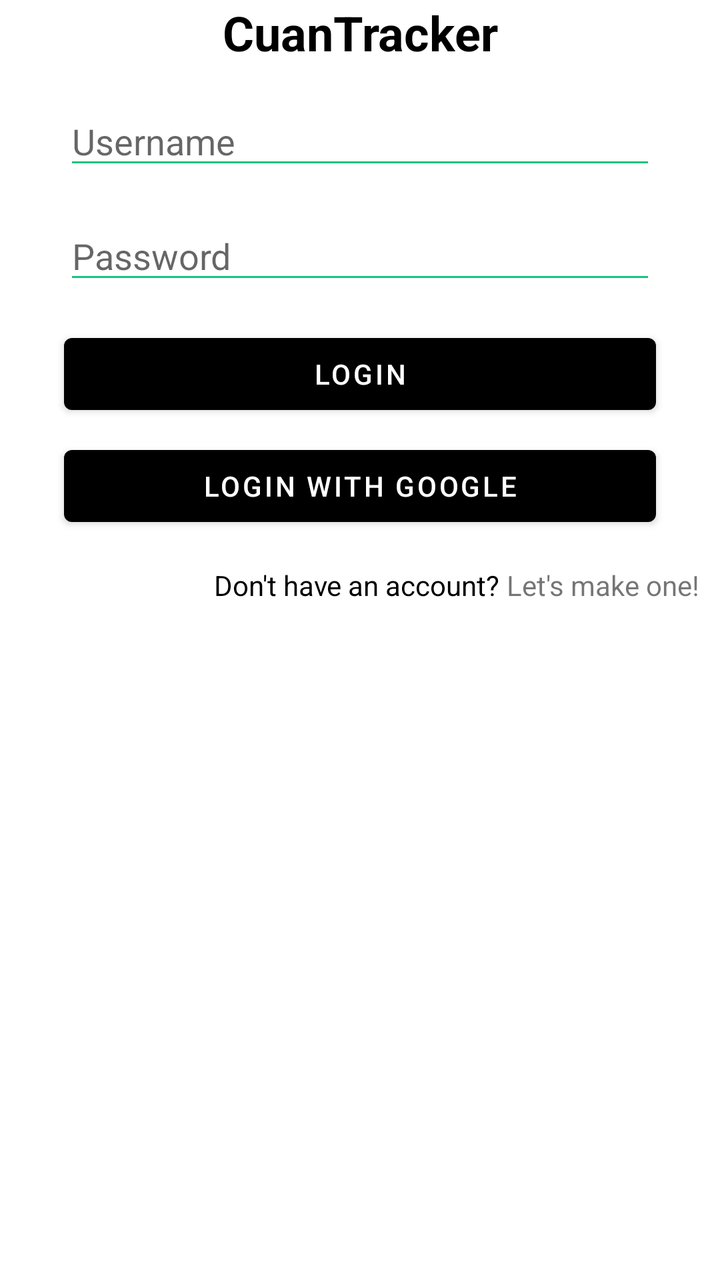
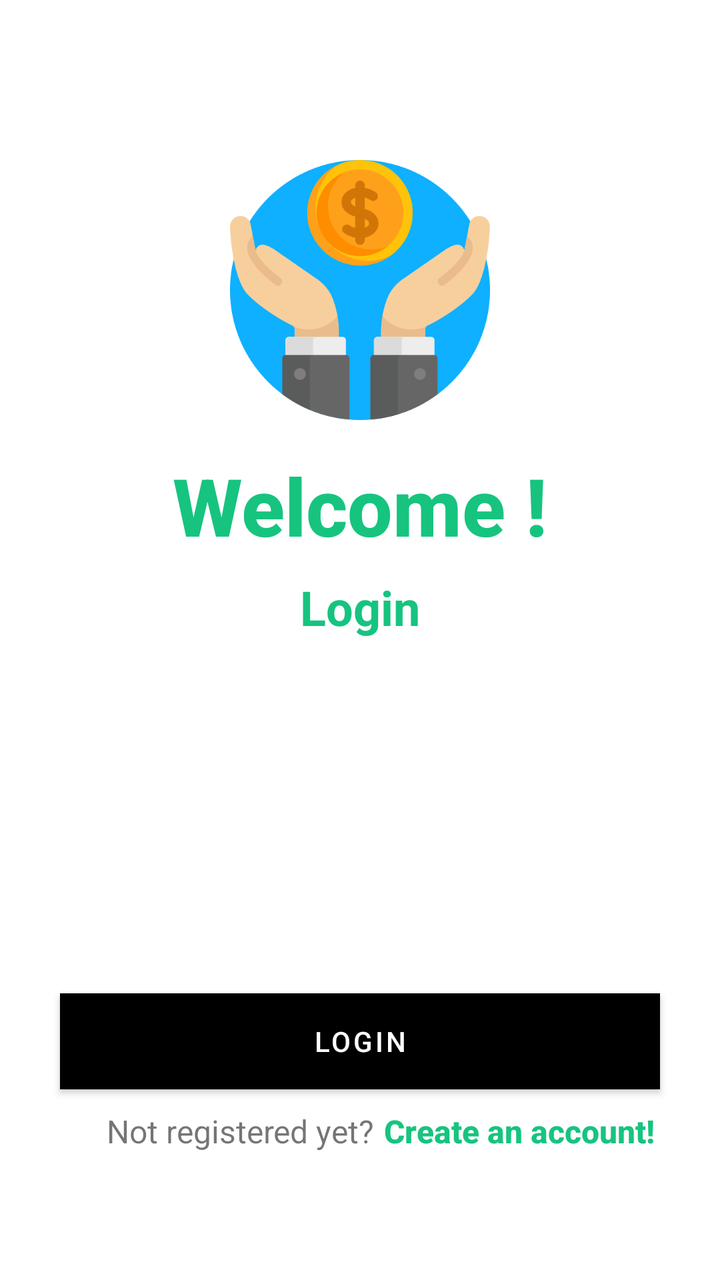

Before-and-after screenshots of an Android layout around one commit, followed by the original layout XML and the change that was made.
<!-- AndroidManifest.xml: application theme Theme.CuanTracker -->
<!-- res/layout/activity_login.xml -->
<?xml version="1.0" encoding="utf-8"?>
<androidx.constraintlayout.widget.ConstraintLayout xmlns:android="http://schemas.android.com/apk/res/android"
    xmlns:app="http://schemas.android.com/apk/res-auto"
    xmlns:tools="http://schemas.android.com/tools"
    android:id="@+id/main"
    android:layout_width="match_parent"
    android:layout_height="match_parent"
    tools:context=".ui.LoginActivity">

    
    <TextView
        android:id="@+id/appName"
        android:layout_width="wrap_content"
        android:layout_height="wrap_content"
        android:text="CuanTracker"
        android:textSize="24sp"
        android:textStyle="bold"
        android:textColor="@color/black"
        app:layout_constraintTop_toTopOf="parent"
        app:layout_constraintStart_toStartOf="parent"
        app:layout_constraintEnd_toEndOf="parent"
        app:layout_constraintBottom_toTopOf="@+id/usernameEditText"
        app:layout_constraintVertical_bias="0.2"/>

    
    <EditText
        android:id="@+id/usernameEditText"
        android:layout_width="0dp"
        android:layout_height="wrap_content"
        android:hint="Username"
        android:inputType="text"
        app:layout_constraintTop_toBottomOf="@id/appName"
        app:layout_constraintStart_toStartOf="parent"
        app:layout_constraintEnd_toEndOf="parent"
        app:layout_constraintHorizontal_bias="0.5"
        android:layout_marginStart="32dp"
        android:layout_marginEnd="32dp"
        android:layout_marginTop="16dp"/>

    
    <EditText
        android:id="@+id/passwordEditText"
        android:layout_width="0dp"
        android:layout_height="wrap_content"
        android:hint="Password"
        android:inputType="textPassword"
        app:layout_constraintTop_toBottomOf="@id/usernameEditText"
        app:layout_constraintStart_toStartOf="parent"
        app:layout_constraintEnd_toEndOf="parent"
        app:layout_constraintHorizontal_bias="0.5"
        android:layout_marginStart="32dp"
        android:layout_marginEnd="32dp"
        android:layout_marginTop="16dp"/>

    
    <Button
        android:id="@+id/loginButton"
        android:layout_width="0dp"
        android:layout_height="wrap_content"
        android:text="Login"
        app:layout_constraintTop_toBottomOf="@id/passwordEditText"
        app:layout_constraintStart_toStartOf="parent"
        app:layout_constraintEnd_toEndOf="parent"
        android:layout_marginStart="32dp"
        android:layout_marginEnd="32dp"
        android:layout_marginTop="16dp"/>

    
    <Button
        android:id="@+id/loginWithGoogleButton"
        android:layout_width="0dp"
        android:layout_height="wrap_content"
        android:text="Login with Google"
        app:layout_constraintTop_toBottomOf="@id/loginButton"
        app:layout_constraintStart_toStartOf="parent"
        app:layout_constraintEnd_toEndOf="parent"
        android:layout_marginStart="32dp"
        android:layout_marginEnd="32dp"
        android:layout_marginTop="8dp"/>

    
    <TextView
        android:id="@+id/registerTextView"
        android:layout_width="wrap_content"
        android:layout_height="wrap_content"
        android:text="Don't have an account? "
        android:textSize="14sp"
        android:textColor="@color/black"
        app:layout_constraintTop_toBottomOf="@id/loginWithGoogleButton"
        app:layout_constraintStart_toStartOf="parent"
        app:layout_constraintEnd_toEndOf="parent"
        android:layout_marginTop="16dp"/>

    <TextView
        android:id="@+id/makeOneTextView"
        android:layout_width="wrap_content"
        android:layout_height="wrap_content"
        android:text="Let's make one!"
        android:textSize="14sp"
        android:textColor="@color/blue"
        app:layout_constraintTop_toTopOf="@id/registerTextView"
        app:layout_constraintStart_toEndOf="@id/registerTextView"
        app:layout_constraintBottom_toBottomOf="@id/registerTextView"
        android:clickable="true"
        android:focusable="true"/>

</androidx.constraintlayout.widget.ConstraintLayout>
<!-- resources referenced by this layout -->
<resources>
  <color name="black">#FF000000</color>
  <style name="Theme.CuanTracker" parent="Base.Theme.CuanTracker" />
  <style name="Base.Theme.CuanTracker" parent="Theme.MaterialComponents.DayNight">
          <item name="colorPrimary">@color/black</item>
          <item name="android:textColorPrimary">@color/black</item>
          <item name="android:textColorSecondary">@color/green</item>
          <item name="colorControlActivated">@color/green</item>
          <item name="colorPrimaryVariant">@color/yellow</item>
      </style>
  <color name="green">#16C47F</color>
  <color name="yellow">#FFD65A</color>
</resources>

<!-- the commit's change to res/layout/activity_login.xml (unified diff, before → after) -->
@@ -1,107 +1,161 @@
 <?xml version="1.0" encoding="utf-8"?>
-<androidx.constraintlayout.widget.ConstraintLayout xmlns:android="http://schemas.android.com/apk/res/android"
+<ScrollView xmlns:android="http://schemas.android.com/apk/res/android"
     xmlns:app="http://schemas.android.com/apk/res-auto"
     xmlns:tools="http://schemas.android.com/tools"
-    android:id="@+id/main"
     android:layout_width="match_parent"
     android:layout_height="match_parent"
     tools:context=".ui.LoginActivity">
 
-    
-    <TextView
-        android:id="@+id/appName"
-        android:layout_width="wrap_content"
-        android:layout_height="wrap_content"
-        android:text="CuanTracker"
-        android:textSize="24sp"
-        android:textStyle="bold"
-        android:textColor="@color/black"
-        app:layout_constraintTop_toTopOf="parent"
-        app:layout_constraintStart_toStartOf="parent"
-        app:layout_constraintEnd_toEndOf="parent"
-        app:layout_constraintBottom_toTopOf="@+id/usernameEditText"
-        app:layout_constraintVertical_bias="0.2"/>
+    <androidx.constraintlayout.widget.ConstraintLayout
+        android:layout_width="match_parent"
+        android:layout_height="wrap_content">
 
-    
-    <EditText
-        android:id="@+id/usernameEditText"
-        android:layout_width="0dp"
-        android:layout_height="wrap_content"
-        android:hint="Username"
-        android:inputType="text"
-        app:layout_constraintTop_toBottomOf="@id/appName"
-        app:layout_constraintStart_toStartOf="parent"
-        app:layout_constraintEnd_toEndOf="parent"
-        app:layout_constraintHorizontal_bias="0.5"
-        android:layout_marginStart="32dp"
-        android:layout_marginEnd="32dp"
-        android:layout_marginTop="16dp"/>
+        
+        <ImageView
+            android:id="@+id/appLogo"
+            android:layout_width="150dp"
+            android:layout_height="130dp"
+            android:layout_marginTop="80dp"
+            android:contentDescription="@string/logo_cuantracker"
+            android:src="@drawable/logo"
+            app:layout_constraintEnd_toEndOf="parent"
+            app:layout_constraintStart_toStartOf="parent"
+            app:layout_constraintTop_toTopOf="parent" />
 
-    
-    <EditText
-        android:id="@+id/passwordEditText"
-        android:layout_width="0dp"
-        android:layout_height="wrap_content"
-        android:hint="Password"
-        android:inputType="textPassword"
-        app:layout_constraintTop_toBottomOf="@id/usernameEditText"
-        app:layout_constraintStart_toStartOf="parent"
-        app:layout_constraintEnd_toEndOf="parent"
-        app:layout_constraintHorizontal_bias="0.5"
-        android:layout_marginStart="32dp"
-        android:layout_marginEnd="32dp"
-        android:layout_marginTop="16dp"/>
+        
+        <TextView
+            android:id="@+id/messageTextView"
+            android:layout_width="wrap_content"
+            android:layout_height="wrap_content"
+            android:layout_marginTop="16dp"
+            android:fontFamily="sans-serif-medium"
+            android:text="@string/welcome"
+            android:textColor="@color/green"
+            android:textSize="40sp"
+            android:textStyle="bold"
+            app:layout_constraintEnd_toEndOf="parent"
+            app:layout_constraintStart_toStartOf="parent"
+            app:layout_constraintTop_toBottomOf="@id/appLogo" />
 
-    
-    <Button
-        android:id="@+id/loginButton"
-        android:layout_width="0dp"
-        android:layout_height="wrap_content"
-        android:text="Login"
-        app:layout_constraintTop_toBottomOf="@id/passwordEditText"
-        app:layout_constraintStart_toStartOf="parent"
-        app:layout_constraintEnd_toEndOf="parent"
-        android:layout_marginStart="32dp"
-        android:layout_marginEnd="32dp"
-        android:layout_marginTop="16dp"/>
+        
+        <TextView
+            android:id="@+id/messageTextView2"
+            android:layout_width="wrap_content"
+            android:layout_height="wrap_content"
+            android:layout_marginTop="8dp"
+            android:fontFamily="sans-serif"
+            android:text="@string/login"
+            android:textColor="@color/green"
+            android:textSize="24sp"
+            android:textStyle="bold"
+            app:layout_constraintEnd_toEndOf="parent"
+            app:layout_constraintStart_toStartOf="parent"
+            app:layout_constraintTop_toBottomOf="@id/messageTextView" />
 
-    
-    <Button
-        android:id="@+id/loginWithGoogleButton"
-        android:layout_width="0dp"
-        android:layout_height="wrap_content"
-        android:text="Login with Google"
-        app:layout_constraintTop_toBottomOf="@id/loginButton"
-        app:layout_constraintStart_toStartOf="parent"
-        app:layout_constraintEnd_toEndOf="parent"
-        android:layout_marginStart="32dp"
-        android:layout_marginEnd="32dp"
-        android:layout_marginTop="8dp"/>
+        
+        <com.google.android.material.textfield.TextInputLayout
+            android:id="@+id/emailTextView"
+            style="@style/Widget.MaterialComponents.TextInputLayout.OutlinedBox"
+            android:layout_width="match_parent"
+            android:layout_height="wrap_content"
+            android:layout_marginTop="10dp"
+            android:layout_marginStart="30dp"
+            android:layout_marginEnd="30dp"
+            android:alpha="0"
+            android:hint="@string/email"
+            app:layout_constraintEnd_toEndOf="parent"
+            app:layout_constraintStart_toStartOf="parent"
+            app:layout_constraintTop_toBottomOf="@+id/messageTextView2"
+            app:startIconDrawable="@drawable/ic_email"
+            tools:alpha="100">
 
-    
-    <TextView
-        android:id="@+id/registerTextView"
-        android:layout_width="wrap_content"
-        android:layout_height="wrap_content"
-        android:text="Don't have an account? "
-        android:textSize="14sp"
-        android:textColor="@color/black"
-        app:layout_constraintTop_toBottomOf="@id/loginWithGoogleButton"
-        app:layout_constraintStart_toStartOf="parent"
-        app:layout_constraintEnd_toEndOf="parent"
-        android:layout_marginTop="16dp"/>
+            <com.google.android.material.textfield.TextInputEditText
+                android:id="@+id/emailEditTextLayout"
+                android:layout_width="match_parent"
+                android:layout_height="wrap_content"
+                android:ems="10"
+                android:inputType="textEmailAddress"
+                tools:ignore="SpeakableTextPresentCheck" />
+        </com.google.android.material.textfield.TextInputLayout>
 
-    <TextView
-        android:id="@+id/makeOneTextView"
-        android:layout_width="wrap_content"
-        android:layout_height="wrap_content"
-        android:text="Let's make one!"
-        android:textSize="14sp"
-        android:textColor="@color/blue"
-        app:layout_constraintTop_toTopOf="@id/registerTextView"
-        app:layout_constraintStart_toEndOf="@id/registerTextView"
-        app:layout_constraintBottom_toBottomOf="@id/registerTextView"
-        android:clickable="true"
-        android:focusable="true"/>
+        
+        <com.google.android.material.textfield.TextInputLayout
+            android:id="@+id/passwordTextView"
+            style="@style/Widget.MaterialComponents.TextInputLayout.OutlinedBox"
+            android:layout_width="match_parent"
+            android:layout_height="wrap_content"
+            android:layout_marginTop="15dp"
+            android:layout_marginStart="30dp"
+            android:layout_marginEnd="30dp"
+            android:alpha="0"
+            android:hint="@string/password"
+            app:startIconDrawable="@drawable/ic_password"
+            app:endIconMode="password_toggle"
+            app:layout_constraintEnd_toEndOf="parent"
+            app:layout_constraintStart_toStartOf="parent"
+            app:layout_constraintTop_toBottomOf="@id/emailTextView"
+            tools:alpha="100">
 
-</androidx.constraintlayout.widget.ConstraintLayout>
+            <com.google.android.material.textfield.TextInputEditText
+                android:id="@+id/passwordEditTextLayout"
+                android:layout_width="match_parent"
+                android:layout_height="wrap_content"
+                android:inputType="textPassword"
+                android:textColorHint="#9D9D9D" />
+        </com.google.android.material.textfield.TextInputLayout>
+
+        
+        <Button
+            android:id="@+id/loginButton"
+            android:layout_width="0dp"
+            android:layout_height="wrap_content"
+            android:layout_marginTop="30dp"
+            android:layout_marginStart="30dp"
+            android:layout_marginEnd="30dp"
+            android:background="@color/green"
+            android:text="@string/login"
+            app:layout_constraintEnd_toEndOf="parent"
+            app:layout_constraintStart_toStartOf="parent"
+            app:layout_constraintTop_toBottomOf="@id/passwordTextView" />
+
+        <TextView
+            android:id="@+id/notRegisteredText"
+            android:layout_width="wrap_content"
+            android:layout_height="wrap_content"
+            android:layout_marginTop="10dp"
+            android:layout_marginEnd="120dp"
+            android:fontFamily="sans-serif"
+            android:text="@string/not_registered_yet"
+            android:textSize="16sp"
+            app:layout_constraintEnd_toEndOf="parent"
+            app:layout_constraintStart_toStartOf="parent"
+            app:layout_constraintTop_toBottomOf="@id/loginButton" />
+
+        <TextView
+            android:id="@+id/createAccountText"
+            android:layout_width="wrap_content"
+            android:layout_height="wrap_content"
+            android:layout_marginTop="10dp"
+            android:layout_marginStart="5dp"
+            android:fontFamily="sans-serif-medium"
+            android:text="@string/create_an_account"
+            android:textColor="@color/green"
+            android:textSize="16sp"
+            android:textStyle="bold"
+            app:layout_constraintStart_toEndOf="@id/notRegisteredText"
+            app:layout_constraintTop_toBottomOf="@id/loginButton" />
+
+
+        
+        <com.google.android.material.progressindicator.LinearProgressIndicator
+            android:id="@+id/linearProgressBar"
+            android:layout_width="match_parent"
+            android:layout_height="wrap_content"
+            android:indeterminate="true"
+            android:visibility="gone"
+            app:layout_constraintEnd_toEndOf="parent"
+            app:layout_constraintStart_toStartOf="parent"
+            app:layout_constraintTop_toTopOf="parent" />
+
+    </androidx.constraintlayout.widget.ConstraintLayout>
+</ScrollView>
<!-- resource entries referenced after the edit -->
@@ -10,6 +10,26 @@
           <item name="colorPrimaryVariant">@color/yellow</item>
       </style>
   <color name="green">#16C47F</color>
+  <!-- drawable ic_email (drawable) -->
+  <vector xmlns:android="http://schemas.android.com/apk/res/android" android:height="24dp" android:tint="#000000" android:viewportHeight="24" android:viewportWidth="24" android:width="24dp">
+        
+      <path android:fillColor="@android:color/white" android:pathData="M20,4L4,4c-1.1,0 -1.99,0.9 -1.99,2L2,18c0,1.1 0.9,2 2,2h16c1.1,0 2,-0.9 2,-2L22,6c0,-1.1 -0.9,-2 -2,-2zM20,8l-8,5 -8,-5L4,6l8,5 8,-5v2z"/>
+      
+  </vector>
+  <!-- drawable ic_password (drawable) -->
+  <vector xmlns:android="http://schemas.android.com/apk/res/android" android:height="24dp" android:tint="#000000" android:viewportHeight="24" android:viewportWidth="24" android:width="24dp">
+        
+      <path android:fillColor="@android:color/white" android:pathData="M12,17c1.1,0 2,-0.9 2,-2s-0.9,-2 -2,-2s-2,0.9 -2,2S10.9,17 12,17zM18,8h-1V6c0,-2.76 -2.24,-5 -5,-5S7,3.24 7,6v2H6c-1.1,0 -2,0.9 -2,2v10c0,1.1 0.9,2 2,2h12c1.1,0 2,-0.9 2,-2V10C20,8.9 19.1,8 18,8zM8.9,6c0,-1.71 1.39,-3.1 3.1,-3.1s3.1,1.39 3.1,3.1v2H8.9V6zM18,20H6V10h12V20z"/>
+      
+  </vector>
+  <!-- drawable logo: png bitmap (drawable, 38109 bytes) -->
+  <string name="create_an_account">Create an account!</string>
+  <string name="email">Email</string>
+  <string name="login">Login</string>
+  <string name="logo_cuantracker">logo</string>
+  <string name="not_registered_yet">Not registered yet?</string>
+  <string name="password">Password</string>
+  <string name="welcome">"Welcome !"</string>
   <color name="yellow">#FFD65A</color>
 </resources>
 
